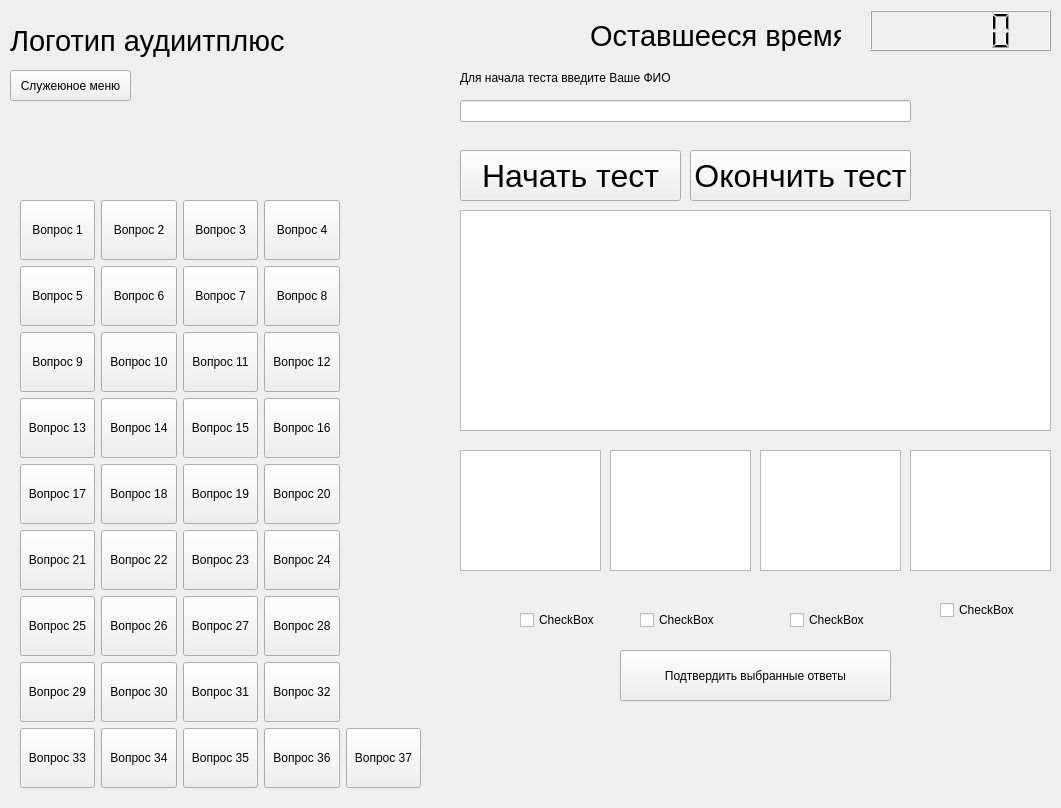
Old version of the form temp_ui/mainwindow.ui in the repository Saatarko/Auduit_test.
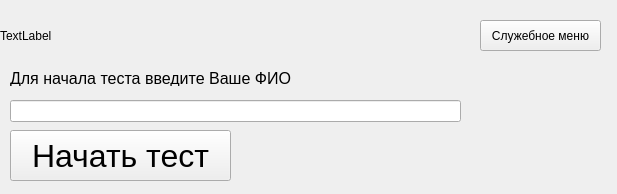
New version of the form.

Patch:
```diff
--- a/temp_ui/mainwindow.ui
+++ b/temp_ui/mainwindow.ui
@@ -6,37 +6,19 @@
    <rect>
     <x>0</x>
     <y>0</y>
-    <width>1061</width>
-    <height>808</height>
+    <width>617</width>
+    <height>194</height>
    </rect>
   </property>
   <property name="windowTitle">
    <string>MainWindow</string>
   </property>
   <widget class="QWidget" name="centralwidget">
-   <widget class="QLabel" name="lblicon">
-    <property name="geometry">
-     <rect>
-      <x>10</x>
-      <y>10</y>
-      <width>281</width>
-      <height>61</height>
-     </rect>
-    </property>
-    <property name="font">
-     <font>
-      <pointsize>22</pointsize>
-     </font>
-    </property>
-    <property name="text">
-     <string>Логотип аудиитплюс</string>
-    </property>
-   </widget>
    <widget class="QPushButton" name="btnstart_test">
     <property name="geometry">
      <rect>
-      <x>460</x>
-      <y>150</y>
+      <x>10</x>
+      <y>130</y>
       <width>221</width>
       <height>51</height>
      </rect>
@@ -50,179 +32,33 @@
      <string>Начать тест</string>
     </property>
    </widget>
-   <widget class="QLabel" name="lblicon_2">
-    <property name="geometry">
-     <rect>
-      <x>590</x>
-      <y>20</y>
-      <width>251</width>
-      <height>31</height>
-     </rect>
-    </property>
-    <property name="font">
-     <font>
-      <pointsize>22</pointsize>
-     </font>
-    </property>
-    <property name="text">
-     <string>Оставшееся время</string>
-    </property>
-   </widget>
-   <widget class="QLCDNumber" name="lcdNumber_timer">
-    <property name="geometry">
-     <rect>
-      <x>870</x>
-      <y>10</y>
-      <width>181</width>
-      <height>41</height>
-     </rect>
-    </property>
-   </widget>
-   <widget class="QListWidget" name="list_quest_test">
-    <property name="geometry">
-     <rect>
-      <x>460</x>
-      <y>210</y>
-      <width>591</width>
-      <height>221</height>
-     </rect>
-    </property>
-   </widget>
-   <widget class="QCheckBox" name="checkBox_answer_a">
-    <property name="geometry">
-     <rect>
-      <x>520</x>
-      <y>610</y>
-      <width>79</width>
-      <height>20</height>
-     </rect>
-    </property>
-    <property name="text">
-     <string>CheckBox</string>
-    </property>
-   </widget>
-   <widget class="QCheckBox" name="checkBox_answer_b">
-    <property name="geometry">
-     <rect>
-      <x>640</x>
-      <y>610</y>
-      <width>79</width>
-      <height>20</height>
-     </rect>
-    </property>
-    <property name="text">
-     <string>CheckBox</string>
-    </property>
-   </widget>
-   <widget class="QCheckBox" name="checkBox_answer_c">
-    <property name="geometry">
-     <rect>
-      <x>790</x>
-      <y>610</y>
-      <width>79</width>
-      <height>20</height>
-     </rect>
-    </property>
-    <property name="text">
-     <string>CheckBox</string>
-    </property>
-   </widget>
-   <widget class="QCheckBox" name="checkBox_answer_d">
-    <property name="geometry">
-     <rect>
-      <x>940</x>
-      <y>600</y>
-      <width>79</width>
-      <height>20</height>
-     </rect>
-    </property>
-    <property name="text">
-     <string>CheckBox</string>
-    </property>
-   </widget>
-   <widget class="QPushButton" name="btnendtest">
-    <property name="geometry">
-     <rect>
-      <x>690</x>
-      <y>150</y>
-      <width>221</width>
-      <height>51</height>
-     </rect>
-    </property>
-    <property name="font">
-     <font>
-      <pointsize>24</pointsize>
-     </font>
-    </property>
-    <property name="text">
-     <string>Окончить тест</string>
-    </property>
-   </widget>
-   <widget class="QListWidget" name="list_answer_d">
-    <property name="geometry">
-     <rect>
-      <x>910</x>
-      <y>450</y>
-      <width>141</width>
-      <height>121</height>
-     </rect>
-    </property>
-   </widget>
-   <widget class="QListWidget" name="list_answer_c">
-    <property name="geometry">
-     <rect>
-      <x>760</x>
-      <y>450</y>
-      <width>141</width>
-      <height>121</height>
-     </rect>
-    </property>
-   </widget>
-   <widget class="QListWidget" name="list_answer_a">
-    <property name="geometry">
-     <rect>
-      <x>460</x>
-      <y>450</y>
-      <width>141</width>
-      <height>121</height>
-     </rect>
-    </property>
-   </widget>
-   <widget class="QPushButton" name="btn_accept_answer">
-    <property name="geometry">
-     <rect>
-      <x>620</x>
-      <y>650</y>
-      <width>271</width>
-      <height>51</height>
-     </rect>
-    </property>
-    <property name="text">
-     <string>Подтвердить выбранные ответы</string>
-    </property>
-   </widget>
    <widget class="QPushButton" name="btn_go_menu">
     <property name="geometry">
      <rect>
-      <x>10</x>
-      <y>70</y>
+      <x>480</x>
+      <y>20</y>
       <width>121</width>
       <height>31</height>
      </rect>
     </property>
     <property name="text">
-     <string>Служеюное меню</string>
+     <string>Служебное меню</string>
     </property>
    </widget>
    <widget class="QLabel" name="label">
     <property name="geometry">
      <rect>
-      <x>460</x>
+      <x>10</x>
       <y>70</y>
-      <width>211</width>
+      <width>291</width>
       <height>16</height>
      </rect>
     </property>
+    <property name="font">
+     <font>
+      <pointsize>12</pointsize>
+     </font>
+    </property>
     <property name="text">
      <string>Для начала теста введите Ваше ФИО</string>
     </property>
@@ -230,514 +66,24 @@
    <widget class="QLineEdit" name="lineEdit">
     <property name="geometry">
      <rect>
-      <x>460</x>
+      <x>10</x>
       <y>100</y>
       <width>451</width>
       <height>22</height>
      </rect>
     </property>
    </widget>
-   <widget class="QWidget" name="layoutWidget">
+   <widget class="QLabel" name="label_logo">
     <property name="geometry">
      <rect>
-      <x>20</x>
-      <y>200</y>
-      <width>401</width>
-      <height>590</height>
+      <x>0</x>
+      <y>0</y>
+      <width>191</width>
+      <height>71</height>
      </rect>
     </property>
-    <layout class="QGridLayout" name="gridLayout">
-     <item row="0" column="0">
-      <widget class="QPushButton" name="btn_quest_1">
-       <property name="minimumSize">
-        <size>
-         <width>60</width>
-         <height>60</height>
-        </size>
-       </property>
-       <property name="text">
-        <string>Вопрос 1</string>
-       </property>
-      </widget>
-     </item>
-     <item row="0" column="1">
-      <widget class="QPushButton" name="btn_quest_2">
-       <property name="minimumSize">
-        <size>
-         <width>60</width>
-         <height>60</height>
-        </size>
-       </property>
-       <property name="text">
-        <string>Вопрос 2</string>
-       </property>
-      </widget>
-     </item>
-     <item row="0" column="2">
-      <widget class="QPushButton" name="btn_quest_3">
-       <property name="minimumSize">
-        <size>
-         <width>60</width>
-         <height>60</height>
-        </size>
-       </property>
-       <property name="text">
-        <string>Вопрос 3</string>
-       </property>
-      </widget>
-     </item>
-     <item row="0" column="3">
-      <widget class="QPushButton" name="btn_quest_4">
-       <property name="minimumSize">
-        <size>
-         <width>60</width>
-         <height>60</height>
-        </size>
-       </property>
-       <property name="text">
-        <string>Вопрос 4</string>
-       </property>
-      </widget>
-     </item>
-     <item row="1" column="0">
-      <widget class="QPushButton" name="btn_quest_5">
-       <property name="minimumSize">
-        <size>
-         <width>60</width>
-         <height>60</height>
-        </size>
-       </property>
-       <property name="text">
-        <string>Вопрос 5</string>
-       </property>
-      </widget>
-     </item>
-     <item row="1" column="1">
-      <widget class="QPushButton" name="btn_quest_6">
-       <property name="minimumSize">
-        <size>
-         <width>60</width>
-         <height>60</height>
-        </size>
-       </property>
-       <property name="text">
-        <string>Вопрос 6</string>
-       </property>
-      </widget>
-     </item>
-     <item row="1" column="2">
-      <widget class="QPushButton" name="btn_quest_7">
-       <property name="minimumSize">
-        <size>
-         <width>60</width>
-         <height>60</height>
-        </size>
-       </property>
-       <property name="text">
-        <string>Вопрос 7</string>
-       </property>
-      </widget>
-     </item>
-     <item row="1" column="3">
-      <widget class="QPushButton" name="btn_quest_8">
-       <property name="minimumSize">
-        <size>
-         <width>60</width>
-         <height>60</height>
-        </size>
-       </property>
-       <property name="text">
-        <string>Вопрос 8</string>
-       </property>
-      </widget>
-     </item>
-     <item row="2" column="0">
-      <widget class="QPushButton" name="btn_quest_9">
-       <property name="minimumSize">
-        <size>
-         <width>60</width>
-         <height>60</height>
-        </size>
-       </property>
-       <property name="text">
-        <string>Вопрос 9</string>
-       </property>
-      </widget>
-     </item>
-     <item row="2" column="1">
-      <widget class="QPushButton" name="btn_quest_10">
-       <property name="minimumSize">
-        <size>
-         <width>60</width>
-         <height>60</height>
-        </size>
-       </property>
-       <property name="text">
-        <string>Вопрос 10</string>
-       </property>
-      </widget>
-     </item>
-     <item row="2" column="2">
-      <widget class="QPushButton" name="btn_quest_11">
-       <property name="minimumSize">
-        <size>
-         <width>60</width>
-         <height>60</height>
-        </size>
-       </property>
-       <property name="text">
-        <string>Вопрос 11</string>
-       </property>
-      </widget>
-     </item>
-     <item row="2" column="3">
-      <widget class="QPushButton" name="btn_quest_12">
-       <property name="minimumSize">
-        <size>
-         <width>60</width>
-         <height>60</height>
-        </size>
-       </property>
-       <property name="text">
-        <string>Вопрос 12</string>
-       </property>
-      </widget>
-     </item>
-     <item row="3" column="0">
-      <widget class="QPushButton" name="btn_quest_13">
-       <property name="minimumSize">
-        <size>
-         <width>60</width>
-         <height>60</height>
-        </size>
-       </property>
-       <property name="text">
-        <string>Вопрос 13</string>
-       </property>
-      </widget>
-     </item>
-     <item row="3" column="1">
-      <widget class="QPushButton" name="btn_quest_14">
-       <property name="minimumSize">
-        <size>
-         <width>60</width>
-         <height>60</height>
-        </size>
-       </property>
-       <property name="text">
-        <string>Вопрос 14</string>
-       </property>
-      </widget>
-     </item>
-     <item row="3" column="2">
-      <widget class="QPushButton" name="btn_quest_15">
-       <property name="minimumSize">
-        <size>
-         <width>60</width>
-         <height>60</height>
-        </size>
-       </property>
-       <property name="text">
-        <string>Вопрос 15</string>
-       </property>
-      </widget>
-     </item>
-     <item row="3" column="3">
-      <widget class="QPushButton" name="btn_quest_16">
-       <property name="minimumSize">
-        <size>
-         <width>60</width>
-         <height>60</height>
-        </size>
-       </property>
-       <property name="text">
-        <string>Вопрос 16</string>
-       </property>
-      </widget>
-     </item>
-     <item row="4" column="0">
-      <widget class="QPushButton" name="btn_quest_17">
-       <property name="minimumSize">
-        <size>
-         <width>60</width>
-         <height>60</height>
-        </size>
-       </property>
-       <property name="text">
-        <string>Вопрос 17</string>
-       </property>
-      </widget>
-     </item>
-     <item row="4" column="1">
-      <widget class="QPushButton" name="btn_quest_18">
-       <property name="minimumSize">
-        <size>
-         <width>60</width>
-         <height>60</height>
-        </size>
-       </property>
-       <property name="text">
-        <string>Вопрос 18</string>
-       </property>
-      </widget>
-     </item>
-     <item row="4" column="2">
-      <widget class="QPushButton" name="btn_quest_19">
-       <property name="minimumSize">
-        <size>
-         <width>60</width>
-         <height>60</height>
-        </size>
-       </property>
-       <property name="text">
-        <string>Вопрос 19</string>
-       </property>
-      </widget>
-     </item>
-     <item row="4" column="3">
-      <widget class="QPushButton" name="btn_quest_20">
-       <property name="minimumSize">
-        <size>
-         <width>60</width>
-         <height>60</height>
-        </size>
-       </property>
-       <property name="text">
-        <string>Вопрос 20</string>
-       </property>
-      </widget>
-     </item>
-     <item row="5" column="0">
-      <widget class="QPushButton" name="btn_quest_21">
-       <property name="minimumSize">
-        <size>
-         <width>60</width>
-         <height>60</height>
-        </size>
-       </property>
-       <property name="text">
-        <string>Вопрос 21</string>
-       </property>
-      </widget>
-     </item>
-     <item row="5" column="1">
-      <widget class="QPushButton" name="btn_quest_22">
-       <property name="minimumSize">
-        <size>
-         <width>60</width>
-         <height>60</height>
-        </size>
-       </property>
-       <property name="text">
-        <string>Вопрос 22</string>
-       </property>
-      </widget>
-     </item>
-     <item row="5" column="2">
-      <widget class="QPushButton" name="btn_quest_23">
-       <property name="minimumSize">
-        <size>
-         <width>60</width>
-         <height>60</height>
-        </size>
-       </property>
-       <property name="text">
-        <string>Вопрос 23</string>
-       </property>
-      </widget>
-     </item>
-     <item row="5" column="3">
-      <widget class="QPushButton" name="btn_quest_24">
-       <property name="minimumSize">
-        <size>
-         <width>60</width>
-         <height>60</height>
-        </size>
-       </property>
-       <property name="text">
-        <string>Вопрос 24</string>
-       </property>
-      </widget>
-     </item>
-     <item row="6" column="0">
-      <widget class="QPushButton" name="btn_quest_25">
-       <property name="minimumSize">
-        <size>
-         <width>60</width>
-         <height>60</height>
-        </size>
-       </property>
-       <property name="text">
-        <string>Вопрос 25</string>
-       </property>
-      </widget>
-     </item>
-     <item row="6" column="1">
-      <widget class="QPushButton" name="btn_quest_26">
-       <property name="minimumSize">
-        <size>
-         <width>60</width>
-         <height>60</height>
-        </size>
-       </property>
-       <property name="text">
-        <string>Вопрос 26</string>
-       </property>
-      </widget>
-     </item>
-     <item row="6" column="2">
-      <widget class="QPushButton" name="btn_quest_27">
-       <property name="minimumSize">
-        <size>
-         <width>60</width>
-         <height>60</height>
-        </size>
-       </property>
-       <property name="text">
-        <string>Вопрос 27</string>
-       </property>
-      </widget>
-     </item>
-     <item row="6" column="3">
-      <widget class="QPushButton" name="btn_quest_28">
-       <property name="minimumSize">
-        <size>
-         <width>60</width>
-         <height>60</height>
-        </size>
-       </property>
-       <property name="text">
-        <string>Вопрос 28</string>
-       </property>
-      </widget>
-     </item>
-     <item row="7" column="0">
-      <widget class="QPushButton" name="btn_quest_29">
-       <property name="minimumSize">
-        <size>
-         <width>60</width>
-         <height>60</height>
-        </size>
-       </property>
-       <property name="text">
-        <string>Вопрос 29</string>
-       </property>
-      </widget>
-     </item>
-     <item row="7" column="1">
-      <widget class="QPushButton" name="btn_quest_30">
-       <property name="minimumSize">
-        <size>
-         <width>60</width>
-         <height>60</height>
-        </size>
-       </property>
-       <property name="text">
-        <string>Вопрос 30</string>
-       </property>
-      </widget>
-     </item>
-     <item row="7" column="2">
-      <widget class="QPushButton" name="btn_quest_31">
-       <property name="minimumSize">
-        <size>
-         <width>60</width>
-         <height>60</height>
-        </size>
-       </property>
-       <property name="text">
-        <string>Вопрос 31</string>
-       </property>
-      </widget>
-     </item>
-     <item row="7" column="3">
-      <widget class="QPushButton" name="btn_quest_32">
-       <property name="minimumSize">
-        <size>
-         <width>60</width>
-         <height>60</height>
-        </size>
-       </property>
-       <property name="text">
-        <string>Вопрос 32</string>
-       </property>
-      </widget>
-     </item>
-     <item row="8" column="0">
-      <widget class="QPushButton" name="btn_quest_33">
-       <property name="minimumSize">
-        <size>
-         <width>60</width>
-         <height>60</height>
-        </size>
-       </property>
-       <property name="text">
-        <string>Вопрос 33</string>
-       </property>
-      </widget>
-     </item>
-     <item row="8" column="1">
-      <widget class="QPushButton" name="btn_quest_34">
-       <property name="minimumSize">
-        <size>
-         <width>60</width>
-         <height>60</height>
-        </size>
-       </property>
-       <property name="text">
-        <string>Вопрос 34</string>
-       </property>
-      </widget>
-     </item>
-     <item row="8" column="2">
-      <widget class="QPushButton" name="btn_quest_35">
-       <property name="minimumSize">
-        <size>
-         <width>60</width>
-         <height>60</height>
-        </size>
-       </property>
-       <property name="text">
-        <string>Вопрос 35</string>
-       </property>
-      </widget>
-     </item>
-     <item row="8" column="3">
-      <widget class="QPushButton" name="btn_quest_36">
-       <property name="minimumSize">
-        <size>
-         <width>60</width>
-         <height>60</height>
-        </size>
-       </property>
-       <property name="text">
-        <string>Вопрос 36</string>
-       </property>
-      </widget>
-     </item>
-     <item row="8" column="4">
-      <widget class="QPushButton" name="btn_quest_37">
-       <property name="minimumSize">
-        <size>
-         <width>60</width>
-         <height>60</height>
-        </size>
-       </property>
-       <property name="text">
-        <string>Вопрос 37</string>
-       </property>
-      </widget>
-     </item>
-    </layout>
-   </widget>
-   <widget class="QListWidget" name="list_answer_b">
-    <property name="geometry">
-     <rect>
-      <x>610</x>
-      <y>450</y>
-      <width>141</width>
-      <height>121</height>
-     </rect>
+    <property name="text">
+     <string>TextLabel</string>
     </property>
    </widget>
   </widget>
```
Left out of the diff: 2 changed lines with no effect on the pictures.
